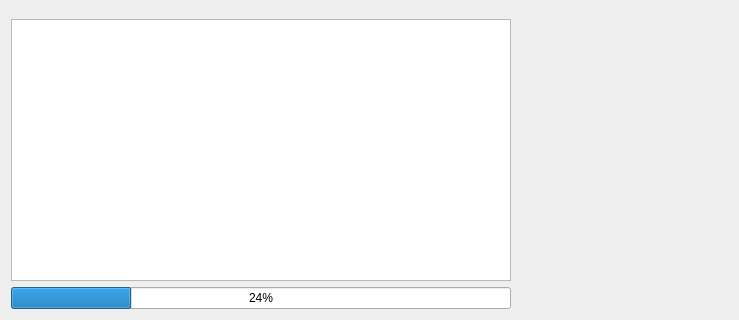
Qt form software/python/ayab/ayab_gui.ui (AllYarnsAreBeautiful/ayab-desktop) before a commit; both pictures show x 0 to 739 and y 261 to 581 of the 739 by 581 pixel window.
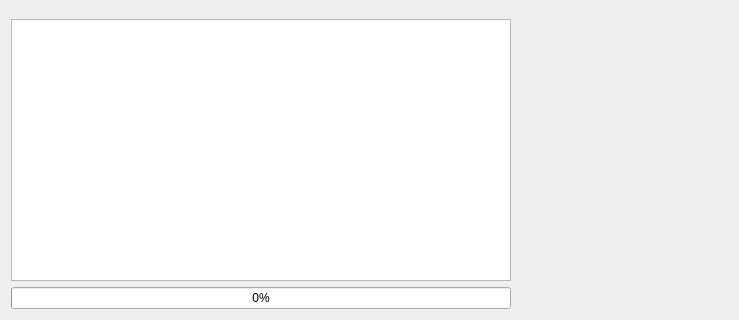
The same form after that commit.

What changed in the file:
```diff
--- a/software/python/ayab/ayab_gui.ui
+++ b/software/python/ayab/ayab_gui.ui
@@ -25,7 +25,7 @@
    <item row="4" column="0">
     <widget class="QProgressBar" name="progressBar">
      <property name="value">
-      <number>24</number>
+      <number>0</number>
      </property>
     </widget>
    </item>
```
